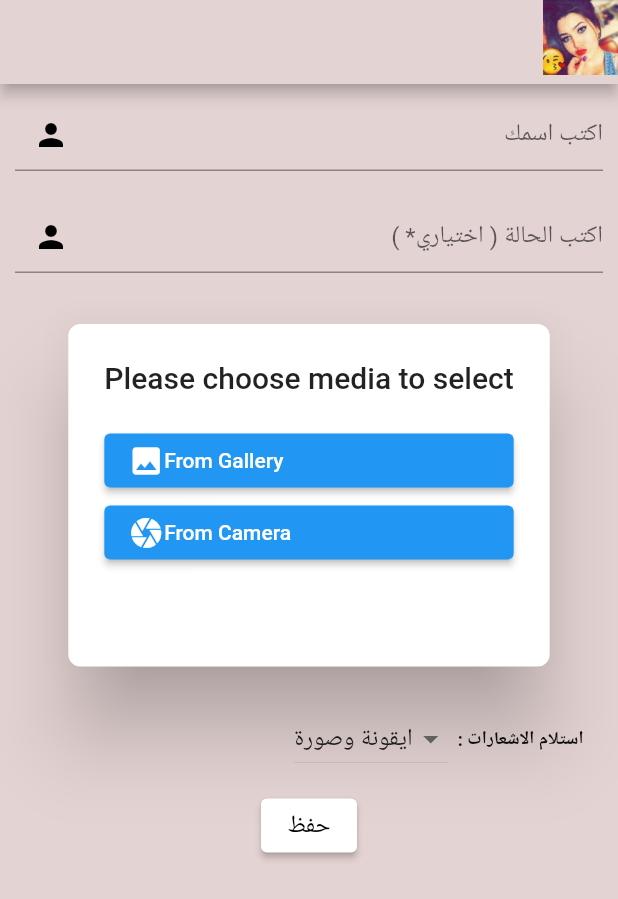
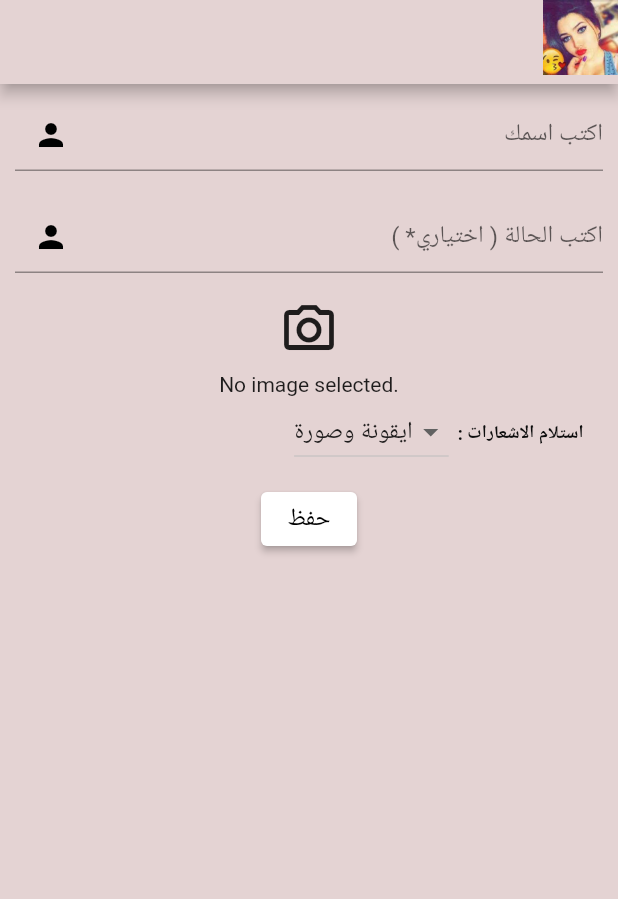
Before and after one commit to Thanoon12k/Chat-App-Flutter, a Flutter app: the screen it shows after launch, on a phone screen of 412 x 824 dp. Shown: the top 899 px of the screen. Run offline on Flutter 3.47's test engine with Material 2 defaults, Android fonts, the phone set to English and light mode, and no system bars; our stand-ins replace image_picker; missing offline and left inert: dart:ffi.

Commit message:
comlete all profileinit form with image and get in data submit event

```diff
--- a/chatapp/lib/profile_init.dart
+++ b/chatapp/lib/profile_init.dart
@@ -1,4 +1,5 @@
 import 'dart:io';
+import 'dart:typed_data';
 
 import 'package:chatapp/rooms.dart';
 import 'package:chatapp/widgets/appbar.dart';
@@ -16,6 +17,7 @@ class _Profile_IniteState extends State<Profile_Inite> {
   @override
   Widget build(BuildContext context) {
     return Scaffold(
+        resizeToAvoidBottomInset: false,
         backgroundColor: const Color.fromARGB(255, 228, 211, 211),
         appBar: AppBar_init(),
         body: UserDataForm());
@@ -24,9 +26,6 @@ class _Profile_IniteState extends State<Profile_Inite> {
 
 class UserDataForm extends StatefulWidget {
   const UserDataForm({Key? key}) : super(key: key);
-  void image_getter(ImageSource media) {
-    _UserDataFormState().getImage(media);
-  }
 
   @override
   State<UserDataForm> createState() => _UserDataFormState();
@@ -46,14 +45,14 @@ class _UserDataFormState extends State<UserDataForm> {
     super.dispose();
   }
 
-  XFile? image;
+  File? image;
   final ImagePicker picker = ImagePicker();
 
   Future getImage(ImageSource media) async {
     var img = await picker.pickImage(source: media);
 
     setState(() {
-      image = img;
+      image = File(img!.path);
     });
   }
 
@@ -67,7 +66,56 @@ class _UserDataFormState extends State<UserDataForm> {
         children: [
           MyTextInput(name_controller, 'اكتب اسمك'),
           MyTextInput(status_controller, ' اكتب الحالة ( اختياري* )'),
-          myAlert(context),
+          Center(
+            child: IconButton(
+                onPressed: () {
+                  showDialog(
+                      context: context,
+                      builder: (BuildContext context) {
+                        return AlertDialog(
+                          content: Column(
+                            mainAxisAlignment: MainAxisAlignment.center,
+                            mainAxisSize: MainAxisSize.min,
+                            children: [
+                              ElevatedButton(
+                                //if user click this button, user can upload image from gallery
+                                onPressed: () {
+                                  Navigator.pop(context);
+                                  getImage(ImageSource.gallery);
+                                },
+                                child: Row(
+                                  children: [
+                                    Icon(Icons.image),
+                                    Text('From Gallery'),
+                                  ],
+                                ),
+                              ),
+                              ElevatedButton(
+                                //if user click this button. user can upload image from camera
+                                onPressed: () {
+                                  Navigator.pop(context);
+                                  getImage(ImageSource.camera);
+                                },
+                                child: Row(
+                                  children: [
+                                    Icon(Icons.camera),
+                                    Text('From Camera'),
+                                  ],
+                                ),
+                              ),
+                            ],
+                          ),
+                        );
+                      });
+                },
+                icon: Icon(Icons.camera_alt_outlined),
+                iconSize: 40),
+          ),
+          Center(
+            child: image == null
+                ? Text("No image selected.")
+                : Image.file(image!, width: 150),
+          ),
           Row(
             //notification
             mainAxisAlignment: MainAxisAlignment.end,
@@ -108,7 +156,7 @@ class _UserDataFormState extends State<UserDataForm> {
                     debugPrint('name: ${name_controller.text}');
                     debugPrint('status: ${status_controller.text}');
                     debugPrint('gender: ${_droplist_value}');
-                    debugPrint('image: ${image}');
+                    debugPrint('image: ${image!}');
                   } else {
                     debugPrint('not valid!!!!');
                   }
@@ -159,45 +207,3 @@ NotifyItems() {
 
   return myitems;
 }
-
-myAlert(context) {
-  UserDataForm userDataForm = new UserDataForm();
-
-  return AlertDialog(
-    shape: RoundedRectangleBorder(borderRadius: BorderRadius.circular(8)),
-    title: Text('Please choose media to select'),
-    content: Container(
-      height: MediaQuery.of(context).size.height / 6,
-      child: Column(
-        children: [
-          ElevatedButton(
-            //if user click this button, user can upload image from gallery
-            onPressed: () {
-              Navigator.pop(context);
-              userDataForm.image_getter(ImageSource.gallery);
-            },
-            child: Row(
-              children: [
-                Icon(Icons.image),
-                Text('From Gallery'),
-              ],
-            ),
-          ),
-          ElevatedButton(
-            //if user click this button. user can upload image from camera
-            onPressed: () {
-              Navigator.pop(context);
-              userDataForm.image_getter(ImageSource.camera);
-            },
-            child: Row(
-              children: [
-                Icon(Icons.camera),
-                Text('From Camera'),
-              ],
-            ),
-          ),
-        ],
-      ),
-    ),
-  );
-}
```
